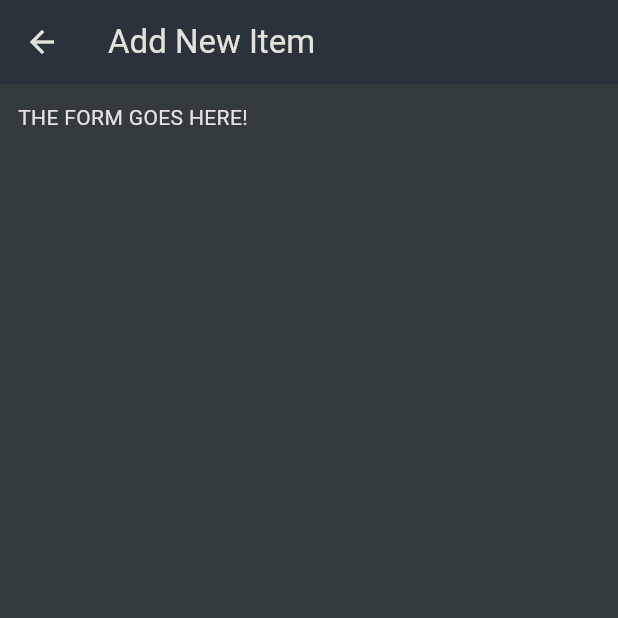
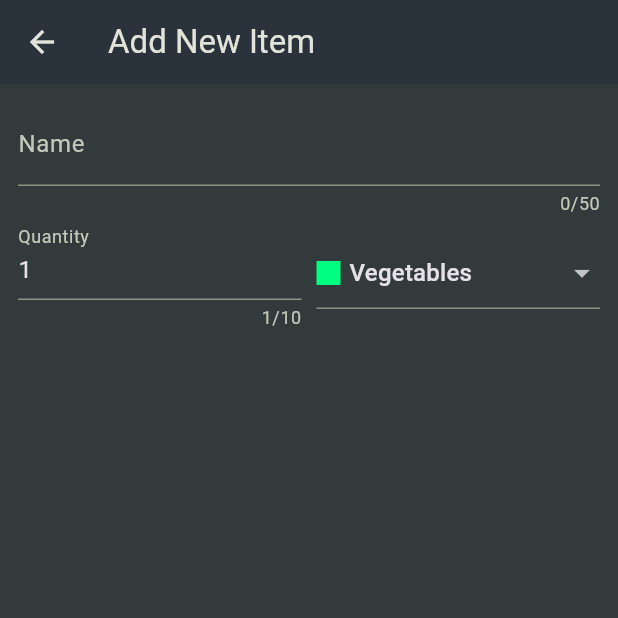
Before and after one commit to Iftikhar-Shams-Niloy/flutter_shoppy_list, a Flutter app: the NewItem screen opened directly, on a phone screen of 412 x 824 dp, the top half of it. Run offline on Flutter 3.47's test engine with Material 3 defaults, Android fonts, the phone set to English and light mode, and no system bars.

Commit message:
new_list updated but consists error

```diff
--- a/lib/widgets/new_item.dart
+++ b/lib/widgets/new_item.dart
@@ -1,4 +1,6 @@
 import 'package:flutter/material.dart';
+
+import '../data/categories.dart';
 
 class NewItem extends StatefulWidget {
   const NewItem({super.key});
@@ -16,7 +18,58 @@
       appBar: AppBar(title: const Text('Add New Item')),
       body: Padding(
         padding: const EdgeInsets.all(12.0),
-        child: Text("THE FORM GOES HERE!"),
+        child: Form(
+          child: Column(
+            children: [
+              TextFormField(
+                maxLength: 50,
+                decoration: const InputDecoration(label: Text('Name')),
+                //* <--- Validator to check if the input is valid -->
+                validator: (value) {
+                  if (value == null || value.isEmpty) {
+                    return 'Please enter a name';
+                  }
+                  return null;
+                },
+              ),
+              Row(
+                children: [
+                  Expanded(
+                    child: TextFormField(
+                      maxLength: 10,
+                      decoration: const InputDecoration(
+                        label: Text('Quantity'),
+                      ),
+                      initialValue: "1",
+                    ),
+                  ),
+                  SizedBox(width: 10),
+                  Expanded(
+                    child: DropdownButtonFormField(
+                      items: [
+                        for (final category in categories.entries)
+                          DropdownMenuItem(
+                            child: Row(
+                              children: [
+                                Container(
+                                  width: 16,
+                                  height: 16,
+                                  color: category.value.color,
+                                ),
+                                const SizedBox(width: 6),
+                                Text(category.value.title),
+                              ],
+                            ),
+                          ),
+                      ],
+                      onChanged: (value) {},
+                    ),
+                  ),
+                ],
+              ),
+            ],
+          ),
+        ),
       ),
     );
   }
```
